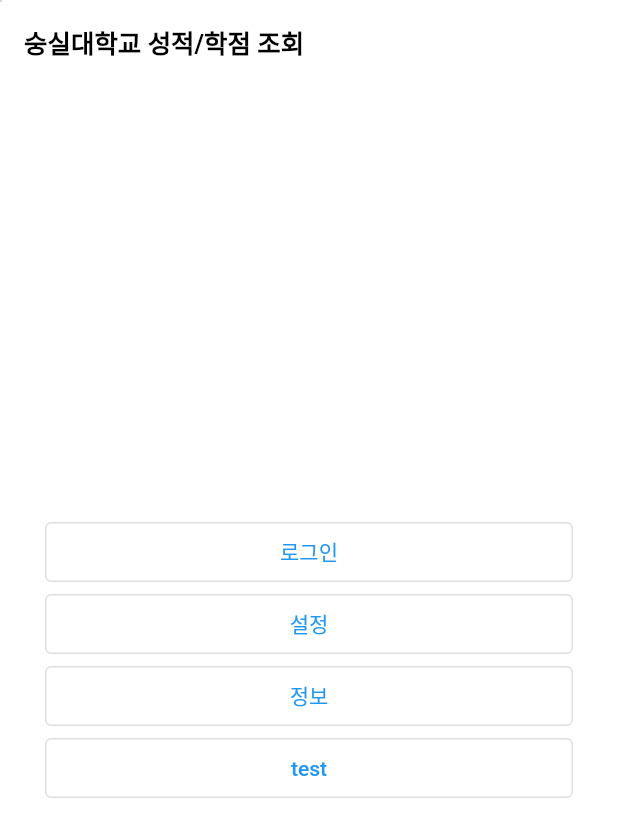
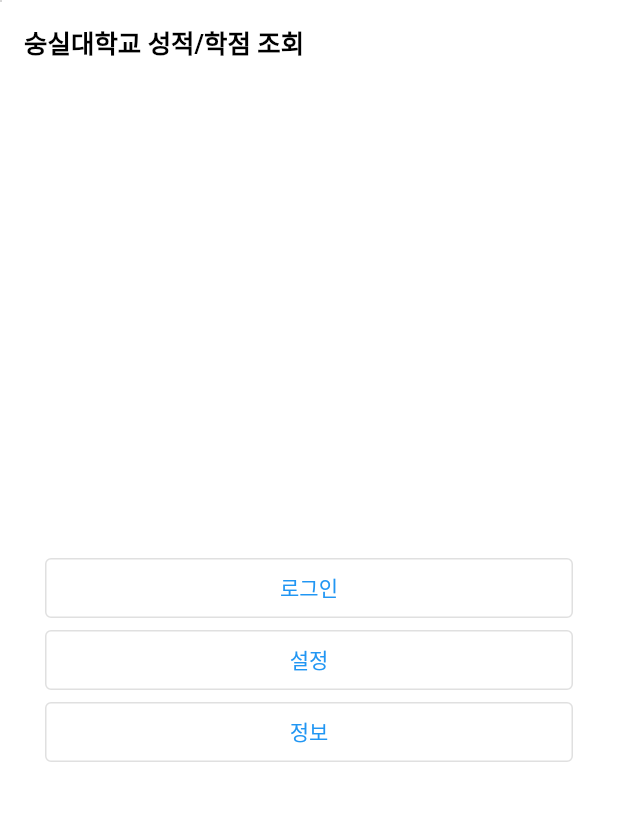
Before and after one commit to nnnlog/SSUrade, a Flutter app: the screen it shows after launch, on a phone screen of 412 x 824 dp. Shown: the top 837 px of the screen. Run offline on Flutter 3.47's test engine with Material 2 defaults, Android fonts, the phone set to English and light mode, and no system bars; our stand-ins replace firebase_analytics, firebase_core, flutter_secure_storage, fluttertoast, image_gallery_saver, package_info_plus and 4 more; missing offline and left inert: event, flutter_inappwebview, version; accounts and stored records are empty; network calls fail; Roboto replaces fonts that are missing (Pretendard); grey boxes are pictures that could not be loaded.

Commit message:
테스트 코드 제거

```diff
--- a/lib/views/MainPage.dart
+++ b/lib/views/MainPage.dart
@@ -1,7 +1,6 @@
 import 'dart:async';
 
 import 'package:flutter/material.dart';
-import 'package:sentry_flutter/sentry_flutter.dart';
 import 'package:ssurade/components/BackgroundWebView.dart';
 import 'package:ssurade/components/CustomAppBar.dart';
 import 'package:ssurade/crawling/Crawler.dart';
@@ -73,7 +72,8 @@
   @override
   Widget build(BuildContext context) {
     return Stack(
-      children: <Widget>[
+      children: List.filled(webViewCount, null).map<Widget>((e) => BackgroundWebView(_webViewInitialized)).toList() +
+          <Widget>[
             Scaffold(
               appBar: customAppBar("숭실대학교 성적/학점 조회"),
               body: Padding(
@@ -150,29 +150,12 @@
                                 ),
                                 child: const Text("정보"),
                               ),
-                              OutlinedButton(
-                                onPressed: () {
-                                  try {
-                                    throw Error();
-                                  } catch (exception, stackTrace) {
-                                    Sentry.captureException(
-                                      exception,
-                                      stackTrace: stackTrace,
-                                    );
-                                  }
-                                },
-                                style: OutlinedButton.styleFrom(
-                                  minimumSize: const Size.fromHeight(40),
-                                ),
-                                child: const Text("test"),
-                              ),
                             ]),
                   ),
                 ),
               ),
             ),
-          ] +
-          List.filled(webViewCount, null).map<Widget>((e) => BackgroundWebView(_webViewInitialized)).toList(),
+          ],
     );
   }
 }
```
